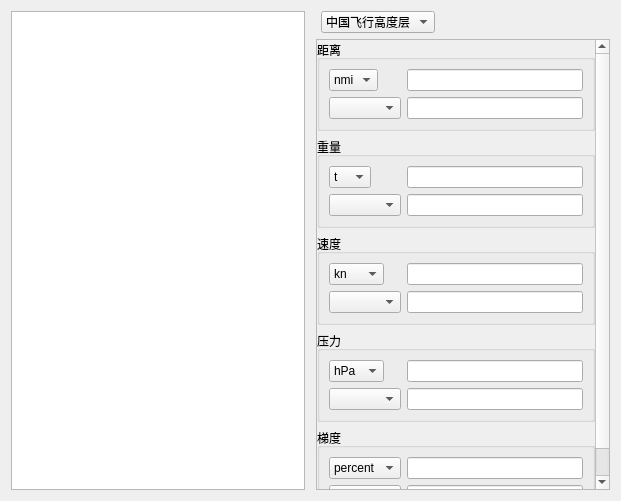
Eyderoe/ChartNavigation, file src/gui/note_widget.ui: the form before one commit.
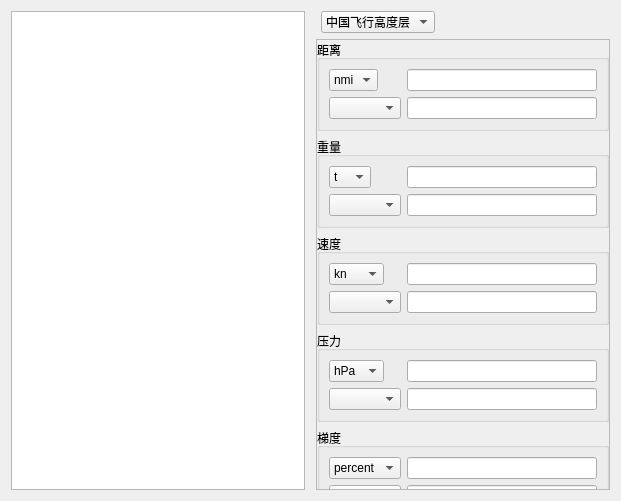
The form after the commit. The open tabs and pages were chosen to show the change.

```diff
--- a/src/gui/note_widget.ui
+++ b/src/gui/note_widget.ui
@@ -261,6 +261,12 @@
            </property>
            <item>
             <widget class="QScrollArea" name="scrollArea">
+             <property name="verticalScrollBarPolicy">
+              <enum>Qt::ScrollBarPolicy::ScrollBarAlwaysOff</enum>
+             </property>
+             <property name="horizontalScrollBarPolicy">
+              <enum>Qt::ScrollBarPolicy::ScrollBarAlwaysOff</enum>
+             </property>
              <property name="widgetResizable">
               <bool>true</bool>
              </property>
```
Left out of the diff: 1 changed line with no effect on the pictures.
